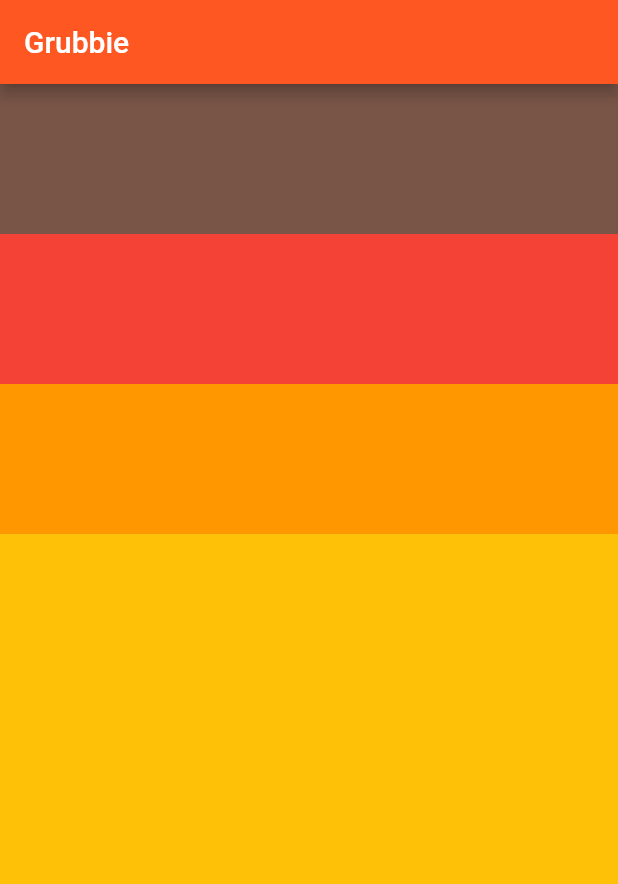
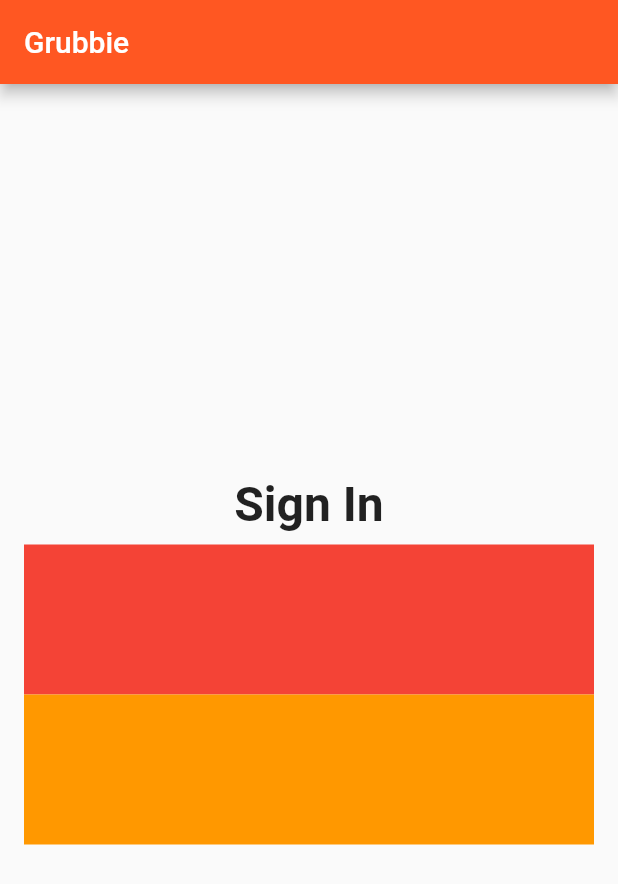
Before and after one commit to mattcirkovic/grubbie, a Flutter app: the screen it shows after launch, on a phone screen of 412 x 824 dp. Shown: the top 884 px of the screen. Run offline on Flutter 3.47's test engine with Material 2 defaults, Android fonts, the phone set to English and light mode, and no system bars.

Commit message:
added txt

```diff
--- a/lib/app/homepage.dart
+++ b/lib/app/homepage.dart
@@ -9,17 +9,26 @@ class HomePage extends StatelessWidget {
       appBar: AppBar(
         title: const Text('Grubbie'),
       ),
-      body: Container(
-        color: Colors.amber,
+      body: _buildContent()
+    );
+  }
+
+  Widget _buildContent() {
+    return Padding(
+      padding: EdgeInsets.all(16.0),
       child: Column(
+        mainAxisAlignment: MainAxisAlignment.center,
         crossAxisAlignment: CrossAxisAlignment.stretch,
         children: [
-            Container(
-              color: Colors.brown,
-              child: SizedBox(
-                height: 100.0,
+          Text(
+            'Sign In',
+            textAlign: TextAlign.center,
+            style: TextStyle(
+              fontSize: 32.0,
+              fontWeight: FontWeight.w600,
             ),
             ),
+            SizedBox(height: 8.0,),
           Container(
             color: Colors.red,
             child: SizedBox(
@@ -34,7 +43,6 @@ class HomePage extends StatelessWidget {
           ),
         ],
       ),
-      )
     );
   }
 }
```
Lines whose indentation alone changed are shown as unchanged.
